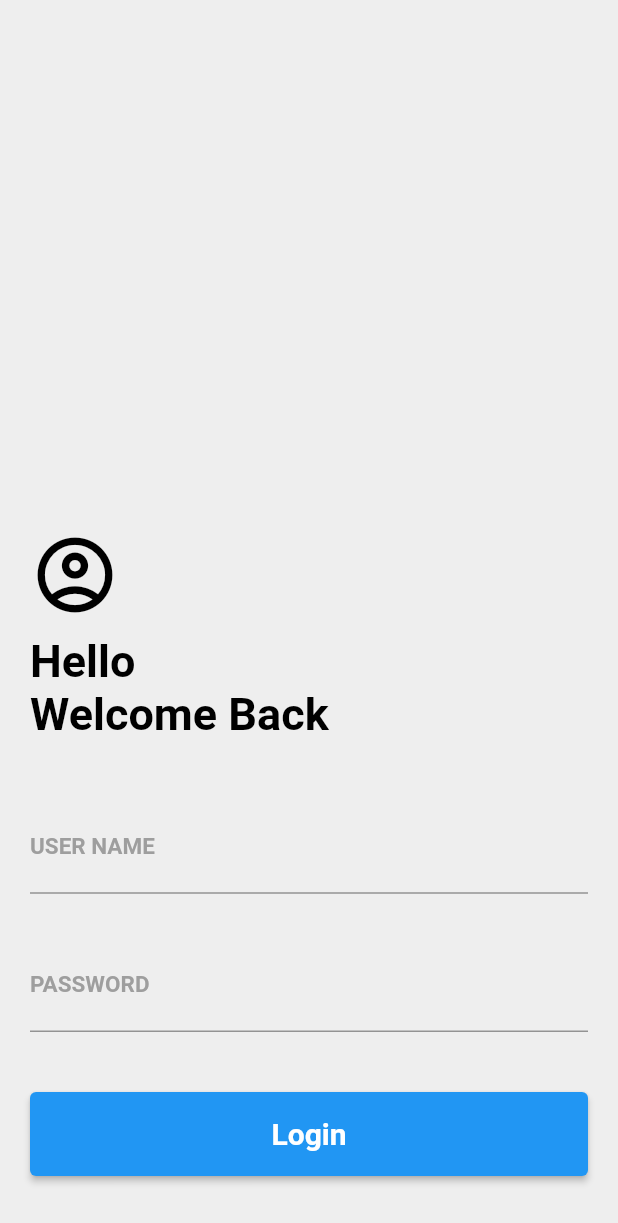
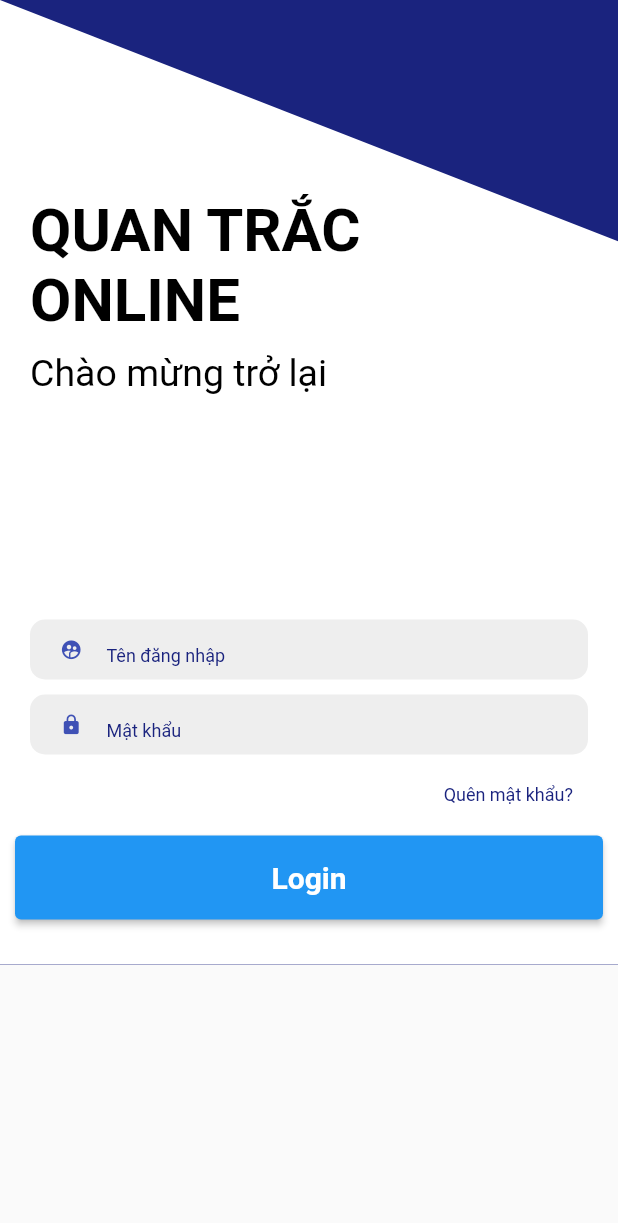
Before and after one commit to phungchiminhquang/Flutter_login, a Flutter app: the screen it shows after launch, on a phone screen of 412 x 824 dp. Shown: the top 1223 px of the screen. Run offline on Flutter 3.47's test engine with Material 2 defaults, Android fonts, the phone set to English and light mode, and no system bars; drawn by our look-alikes of animated_text_kit; our stand-ins replace fancy_bottom_navigation, get.

Commit message:
mix with front-end from Dat

```diff
--- a/lib/controllers/loginController.dart
+++ b/lib/controllers/loginController.dart
@@ -2,11 +2,13 @@ import 'package:flutter/material.dart';
 import 'package:get/get.dart';
 import 'dart:convert';
 import 'package:get/state_manager.dart';
-import 'package:login/services/auth_service.dart';
+import 'package:login/models/accessTokenModel.dart';
+import 'package:login/services/authService.dart';
 
 class LoginController extends GetxController {
   final GlobalKey<FormState> loginFormKey = GlobalKey<FormState>();
   late TextEditingController userNameController, passwordController;
+  AccessToken? accessToken = null.obs();
 
   var userName = "";
   var password = '';
@@ -31,7 +33,8 @@ class LoginController extends GetxController {
   }
 
   Future<bool> fetchAccessToken() async {
-    var accessToken = await AuthService.fetchAccessToken(userName, password);
+    accessToken = await AuthService.fetchAccessToken(userName, password);
+
     if(accessToken!=null) {
       return true;
     } else {
--- a/lib/main.dart
+++ b/lib/main.dart
@@ -1,13 +1,16 @@
 import 'package:flutter/material.dart';
-import 'package:login/view/pages/home.dart';
-import 'package:login/view/pages/login.dart';
+import 'package:login/view/pages/NavigationScreen.dart';
+import 'package:login/view/pages/homeScreen2.dart';
+import 'package:login/view/pages/loginScreen2.dart';
 import 'package:get/get.dart';
+import 'package:login/view/pages/splashScreen.dart';
 void main() {
   runApp(GetMaterialApp(
     initialRoute: '/',
       getPages: [
-        GetPage(name: '/', page: () => Login()),
-        GetPage(name: '/home', page: () => Home()),
+        GetPage(name: '/', page: () => SplashScreen()),
+        GetPage(name: '/login', page: () => LoginScreen()),
+        GetPage(name: '/navigation', page: () => NavigationScreen()),
       ]
   ));
 }
--- a/lib/services/auth_service.dart
+++ b/lib/services/authService.dart
@@ -1,6 +1,6 @@
 import 'dart:convert';
 import 'package:http/http.dart' as http;
-import 'package:login/models/accessToken.dart';
+import 'package:login/models/accessTokenModel.dart';
 
 class AuthService {
   static var client = http.Client();
--- a/lib/view/pages/login.dart
+++ b/lib/view/pages/loginScreen1.dart
@@ -2,8 +2,8 @@ import 'package:flutter/material.dart';
 import 'package:get/get.dart';
 import 'package:login/controllers/loginController.dart';
 
-class Login extends StatelessWidget {
-  Login({Key? key}) : super(key: key);
+class LoginScreen extends StatelessWidget {
+  LoginScreen({Key? key}) : super(key: key);
   final LoginController controller = Get.put(LoginController());
   @override
   Widget build(BuildContext context) {
@@ -87,7 +87,8 @@ class Login extends StatelessWidget {
                             Get.toNamed('/home');
                           }
                           else{
-                            Get.snackbar("Error", "username or password is wrong");
+                            Get.closeAllSnackbars();
+                            Get.snackbar("Error", "username or password is wrong",isDismissible: true,);
                           }
                         },
                         child: Text("Login",
--- /dev/null
+++ b/lib/view/pages/loginScreen2.dart
@@ -0,0 +1,199 @@
+import 'package:animated_text_kit/animated_text_kit.dart';
+import 'package:flutter/material.dart';
+import 'package:get/get.dart';
+import 'package:login/controllers/loginController.dart';
+
+class LoginScreen extends StatelessWidget {
+  LoginScreen({Key? key}) : super(key: key);
+  final LoginController controller = Get.put(LoginController());
+  @override
+  Widget build(BuildContext context) {
+    return Scaffold(
+        body: SingleChildScrollView(
+            child: Container(
+      color: Colors.indigo[900],
+      child: ClipPath(
+        clipper: BackgroudClipper(),
+        child: Form(
+          autovalidateMode: AutovalidateMode.onUserInteraction,
+          key: controller.loginFormKey,
+          child: Container(
+              color: Colors.white,
+              child: Column(
+                children: [
+                  Container(
+                    margin: EdgeInsets.only(left: 20, top: 130),
+                    alignment: Alignment.bottomLeft,
+                    child: Text(
+                      "QUAN TRẮC \nONLINE",
+                      style: TextStyle(
+                        fontSize: 40,
+                        color: Colors.black,
+                        fontWeight: FontWeight.bold,
+                      ),
+                    ),
+                  ),
+                  Container(
+                      margin: EdgeInsets.only(left: 20, top: 10),
+                      alignment: Alignment.bottomLeft,
+                      child: AnimatedTextKit(
+                        animatedTexts: [
+                          TypewriterAnimatedText(
+                            'Chào mừng trở lại',
+                            textStyle: TextStyle(
+                              fontSize: 25,
+                              color: Colors.black,
+                            ),
+                          ),
+                          TypewriterAnimatedText(
+                            'Đăng nhập để tiếp tục',
+                            textStyle: TextStyle(
+                              fontSize: 25,
+                              color: Colors.black,
+                            ),
+                          ),
+                        ],
+                      )),
+                  Container(
+                    alignment: Alignment.center,
+                    margin: EdgeInsets.only(left: 20, right: 20, top: 150),
+                    padding: EdgeInsets.only(left: 20, right: 20),
+                    height: 40,
+                    decoration: BoxDecoration(
+                      borderRadius: BorderRadius.circular(10),
+                      color: Colors.grey[200],
+                    ),
+                    child: TextFormField(
+                      controller: controller.userNameController,
+                      onSaved: (value) {
+                        controller.userName = value!;
+                      },
+                      validator: (value) {
+                        return controller.validateField(value!);
+                      },
+                      cursorColor: Colors.indigo,
+                      style: TextStyle(
+                        color: Colors.indigo[900],
+                        fontSize: 12,
+                      ),
+                      decoration: InputDecoration(
+                        icon: Icon(
+                          Icons.supervised_user_circle_rounded,
+                          color: Colors.indigo,
+                          size: 15,
+                        ),
+                        hintText: "Tên đăng nhập",
+                        hintStyle: TextStyle(
+                          color: Colors.indigo[900],
+                          fontSize: 12,
+                        ),
+                        enabledBorder: InputBorder.none,
+                        focusedBorder: InputBorder.none,
+                      ),
+                    ),
+                  ),
+                  Container(
+                    alignment: Alignment.center,
+                    margin: EdgeInsets.only(left: 20, right: 20, top: 10),
+                    padding: EdgeInsets.only(left: 20, right: 20),
+                    height: 40,
+                    decoration: BoxDecoration(
+                      borderRadius: BorderRadius.circular(10),
+                      color: Color(0xffEEEEEE),
+                    ),
+                    child: TextFormField(
+                      obscureText: true,
+                      controller: controller.passwordController,
+                      onSaved: (value) {
+                        controller.password = value!;
+                      },
+                      validator: (value) {
+                        return controller.validateField(value!);
+                      },
+                      cursorColor: Colors.indigo,
+                      style: TextStyle(
+                        color: Colors.indigo[900],
+                        fontSize: 12,
+                      ),
+                      decoration: InputDecoration(
+                        focusColor: Colors.indigo,
+                        icon: Icon(
+                          Icons.lock,
+                          size: 15,
+                          color: Colors.indigo,
+                        ),
+                        hintText: "Mật khẩu",
+                        hintStyle: TextStyle(
+                          color: Colors.indigo[900],
+                          fontSize: 12,
+                        ),
+                        enabledBorder: InputBorder.none,
+                        focusedBorder: InputBorder.none,
+                      ),
+                    ),
+                  ),
+                  Container(
+                    margin: EdgeInsets.symmetric(horizontal: 30, vertical: 20),
+                    alignment: Alignment.centerRight,
+                    child: GestureDetector(
+                      onTap: () {
+                        // Write Click Listener Code Here
+                      },
+                      child: Text(
+                        "Quên mật khẩu?",
+                        style: TextStyle(
+                          color: Colors.indigo[900],
+                          fontSize: 12,
+                        ),
+                      ),
+                    ),
+                  ),
+                  Padding(
+                  padding: const EdgeInsets.fromLTRB(10, 0, 10, 30),
+                  child: SizedBox(
+                    width: double.infinity,
+                    height: 56,
+                    child: ElevatedButton(
+                        onPressed: ()async{
+                          if(await controller.checkLogin()){
+                            Get.toNamed('/navigation');
+                          }
+                          else{
+                            Get.closeAllSnackbars();
+                            Get.snackbar("Error", "username or password is wrong",isDismissible: true,);
+                          }
+                        },
+                        child: Text("Login",
+                            style: TextStyle(
+                                fontSize: 20, fontWeight: FontWeight.bold)),
+                        style: ButtonStyle(
+                          backgroundColor:
+                              MaterialStateProperty.all<Color>(Colors.blue),
+                        )),
+                  ),
+                ),
+                ],
+              )),
+        ),
+      ),
+    )));
+  }
+}
+
+class BackgroudClipper extends CustomClipper<Path> {
+  @override
+  Path getClip(Size size) {
+    var path = Path();
+
+    path.lineTo(0, size.height);
+    path.lineTo(size.width, size.height);
+    path.lineTo(size.width, size.height * 0.25);
+
+    return path;
+  }
+
+  @override
+  bool shouldReclip(covariant CustomClipper<Path> oldClipper) {
+    return true;
+  }
+}
```
Also changed, not shown: lib/view/pages/home.dart (deleted, +0 -18 lines), lib/view/pages/homeScreen.dart (added, +29 -0 lines), lib/view/pages/mapScreen.dart (added, +29 -0 lines), lib/view/pages/navigationScreen.dart (added, +118 -0 lines), lib/view/pages/reportScreen.dart (added, +29 -0 lines), lib/view/pages/settingScreen.dart (added, +29 -0 lines), lib/view/pages/splashScreen.dart (added, +49 -0 lines), pubspec.yaml (+4 -3 lines), assets/bk_logo.png (added), lib/models/accessTokenModel.dart (renamed from lib/models/accessToken.dart), pubspec.lock.
